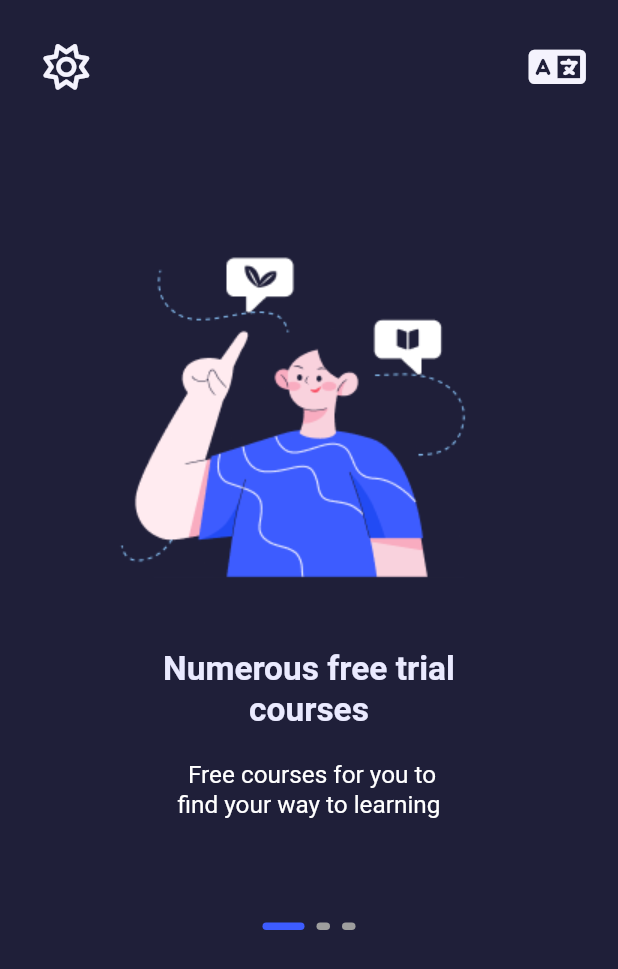
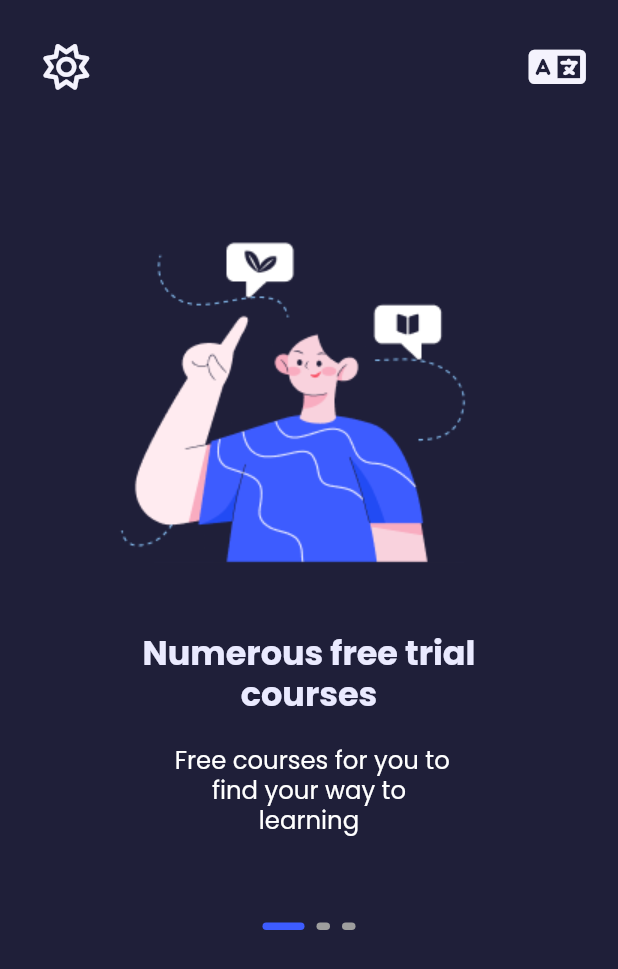
Before and after one commit to AMIRAMOHMED/tech__savvy, a Flutter app: the screen it shows after launch, after a tap on an icon or button, on a phone screen of 412 x 824 dp. Shown: the top 969 px of the screen. Run offline on Flutter 3.47's test engine with Material 3 defaults, Android fonts, the phone set to English and light mode, and no system bars; our stand-ins replace bloc, flutter_bloc, flutter_screenutil, font_awesome_flutter, freezed_annotation, get_it and 1 more.

```diff
--- a/lib/core/app/app_cubit/app_cubit.dart
+++ b/lib/core/app/app_cubit/app_cubit.dart
@@ -7,6 +7,7 @@ import 'package:tech_savvy/core/shared_perfernce/shared_perfernce.dart';
 class AppCubit extends Cubit<AppState> {
   AppCubit() : super(const AppState.initial());
   bool isDark = true;
+  String currentLanguage = 'en';
 
   Future<void> chansngeTheme({
     bool? sharedMood,
@@ -14,12 +15,32 @@ class AppCubit extends Cubit<AppState> {
     if (sharedMood != null) {
       sharedMood = isDark;
 
-      emit(AppState.success(isDark));
+      emit(AppState.changedTheme(isDark));
     } else {
       await SharedPref().setBoolean(PrefKeys.themeMode, isDark).then((value) {
         isDark = !isDark;
-        emit(AppState.success(isDark));
+        emit(AppState.changedTheme(isDark));
       });
     }
   }
+
+  void getCurrentLangaue() {
+    final result = SharedPref().containPreference(PrefKeys.language)
+        ? SharedPref().getString(PrefKeys.language)
+        : 'en';
+
+    currentLanguage = result!;
+
+    emit(AppState.changedLanguage(currentLanguage));
+  }
+
+  Future<void> _changeLangaouse(String langCode) async {
+    await SharedPref().setString(PrefKeys.language, langCode);
+    currentLanguage = langCode;
+    emit(AppState.changedLanguage(currentLanguage));
+  }
+
+  void toArbic() => _changeLangaouse('ar');
+
+  void toEnglish() => _changeLangaouse('en');
 }
--- a/lib/core/app/app_cubit/app_state.dart
+++ b/lib/core/app/app_cubit/app_state.dart
@@ -5,6 +5,6 @@ part 'app_state.freezed.dart';
 @freezed
 class AppState<T> with _$AppState<T> {
   const factory AppState.initial() = _Initial<T>;
-  const factory AppState.loading() = Loading<T>;
-  const factory AppState.success(T data) = Success<T>;
+  const factory AppState.changedTheme(T data) = changedTheme<T>;
+  const factory AppState.changedLanguage(T data) = changedLanguage<T>;
 }
--- a/lib/core/style/fonts/app_styles.dart
+++ b/lib/core/style/fonts/app_styles.dart
@@ -1,24 +1,25 @@
 import 'package:flutter/material.dart';
 import 'package:flutter_screenutil/flutter_screenutil.dart';
 import 'package:tech_savvy/core/extension/context_extension.dart';
+import 'package:tech_savvy/core/style/fonts/font_family_helper.dart';
 import 'package:tech_savvy/core/style/fonts/font_weight_helper.dart';
 
 class AppStyles {
-
   static TextStyle font700Main(BuildContext context) {
     return context.textStyle.copyWith(
-        color:context.color.mainFontColor,
-        fontWeight:FontWeightHelper.bold ,
-        fontSize: 22.sp,
-       );
+      color: context.color.mainFontColor,
+      fontWeight: FontWeightHelper.bold,
+      fontFamily: FontFamilyHelper.geLocalozedFontFamily(),
+      fontSize: 22.sp,
+    );
   }
 
   static TextStyle font400primary(BuildContext context) {
-    return  context.textStyle.copyWith(
+    return context.textStyle.copyWith(
       color: context.color.primaryFontColor,
       fontWeight: FontWeightHelper.regular,
+      fontFamily: FontFamilyHelper.geLocalozedFontFamily(),
       fontSize: 16.sp,
     );
   }
-
 }
--- a/lib/core/style/fonts/font_family_helper.dart
+++ b/lib/core/style/fonts/font_family_helper.dart
@@ -1,3 +1,6 @@
+
+import 'package:tech_savvy/core/shared_perfernce/shared_key.dart';
+import 'package:tech_savvy/core/shared_perfernce/shared_perfernce.dart';
 
 class FontFamilyHelper {
   const FontFamilyHelper._();
@@ -6,4 +9,12 @@ class FontFamilyHelper {
 
   static const String poppinsEnglish = 'Poppins';
 
+static String geLocalozedFontFamily() {
+    final currentLanguage = SharedPref().getString(PrefKeys.language);
+    if (currentLanguage == 'ar') {
+      return cairoArabic;
+    } else {
+      return poppinsEnglish;
+    }
+  }
 }
--- a/lib/main.dart
+++ b/lib/main.dart
@@ -33,7 +33,7 @@ class TechSavvy extends StatelessWidget {
       create: (context) => AppCubit()
         ..chansngeTheme(
           sharedMood: SharedPref().getBoolean(PrefKeys.themeMode),
-        ),
+        )..getCurrentLangaue(),
       child: ScreenUtilInit(
         designSize: const Size(375, 812),
         minTextAdapt: true,
@@ -45,7 +45,7 @@ class TechSavvy extends StatelessWidget {
               onGenerateRoute: AppRoutes().onGenerateRoute,
               title: 'Flutter Demo',
               theme: appCubit.isDark ? themDark() :themLight(),
-              locale: const Locale('en'),
+              locale:  Locale(appCubit.currentLanguage),
               supportedLocales: AppLocalizationsSetup.supportedLocales,
               localizationsDelegates:
                   AppLocalizationsSetup.localizationsDelegates,
```
Also changed, not shown: lib/features/onboarding/ui/screens/on_boarding_screen.dart (+7 -2 lines), lib/core/app/app_cubit/app_state.freezed.dart.
